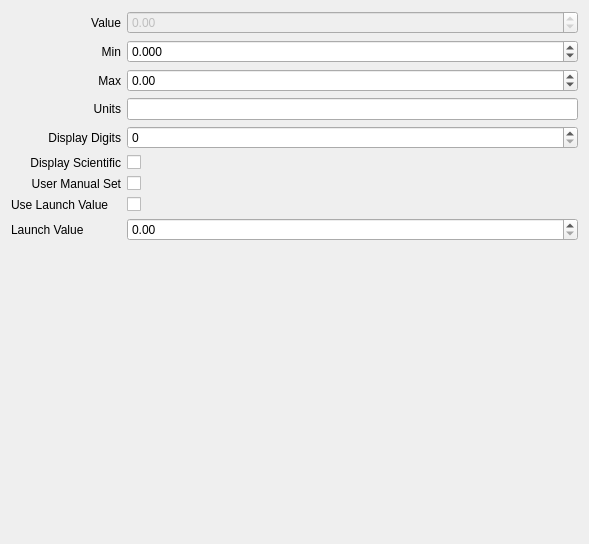
First picture: the form in opentoolcontroller/views/FloatVarEditor.ui, repository OpenToolController/opentoolcontroller, before the edit.
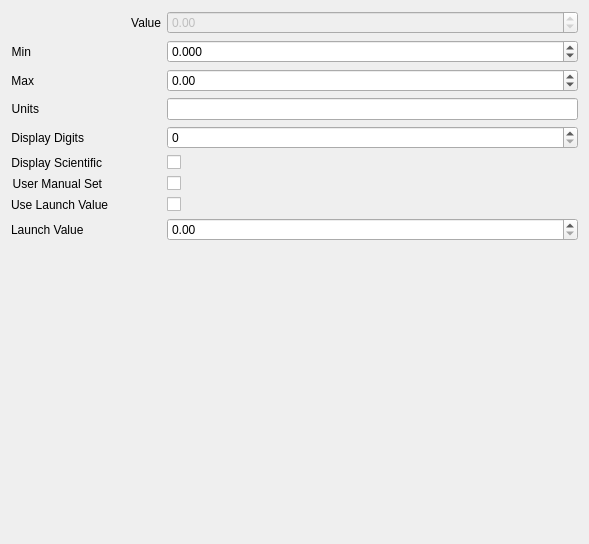
Second picture: the form after the edit.

Patch:
```diff
--- a/opentoolcontroller/views/FloatVarEditor.ui
+++ b/opentoolcontroller/views/FloatVarEditor.ui
@@ -16,11 +16,17 @@
   <layout class="QVBoxLayout" name="verticalLayout">
    <item>
     <layout class="QFormLayout" name="formLayout">
+     <property name="fieldGrowthPolicy">
+      <enum>QFormLayout::AllNonFixedFieldsGrow</enum>
+     </property>
+     <property name="formAlignment">
+      <set>Qt::AlignLeading|Qt::AlignLeft|Qt::AlignTop</set>
+     </property>
      <item row="0" column="0">
       <widget class="QLabel" name="label_2">
        <property name="minimumSize">
         <size>
-         <width>110</width>
+         <width>150</width>
          <height>0</height>
         </size>
        </property>
@@ -49,7 +55,7 @@
       <widget class="QLabel" name="label_6">
        <property name="minimumSize">
         <size>
-         <width>110</width>
+         <width>0</width>
          <height>0</height>
         </size>
        </property>
@@ -78,7 +84,7 @@
       <widget class="QLabel" name="label_3">
        <property name="minimumSize">
         <size>
-         <width>110</width>
+         <width>0</width>
          <height>0</height>
         </size>
        </property>
@@ -104,7 +110,7 @@
       <widget class="QLabel" name="label">
        <property name="minimumSize">
         <size>
-         <width>110</width>
+         <width>0</width>
          <height>0</height>
         </size>
        </property>
@@ -123,7 +129,7 @@
       <widget class="QLabel" name="label_5">
        <property name="minimumSize">
         <size>
-         <width>110</width>
+         <width>0</width>
          <height>0</height>
         </size>
        </property>
@@ -142,7 +148,7 @@
       <widget class="QLabel" name="label_7">
        <property name="minimumSize">
         <size>
-         <width>110</width>
+         <width>0</width>
          <height>0</height>
         </size>
        </property>
@@ -165,7 +171,7 @@
       <widget class="QLabel" name="label_4">
        <property name="minimumSize">
         <size>
-         <width>110</width>
+         <width>0</width>
          <height>0</height>
         </size>
        </property>
```
